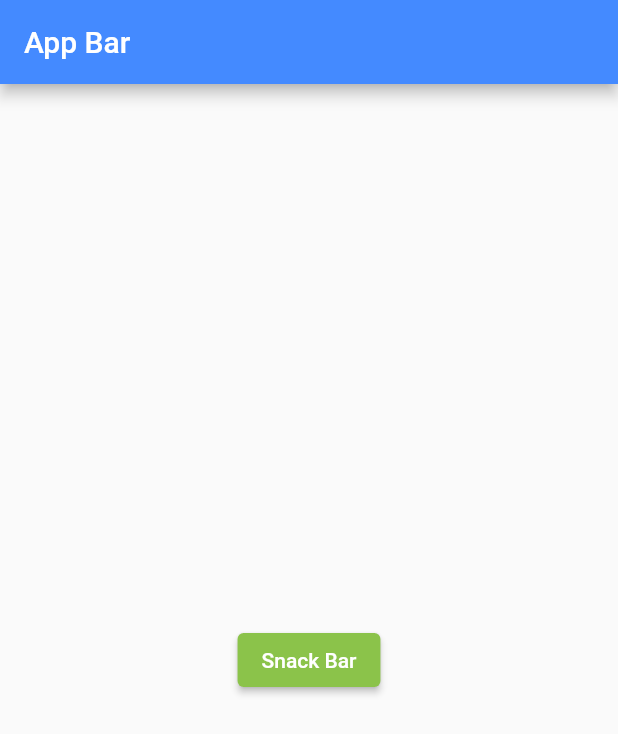
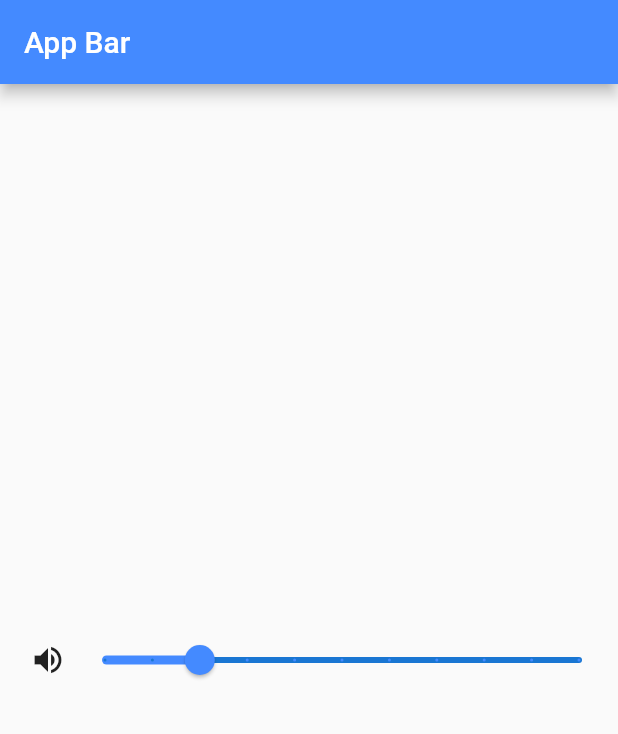
Before and after one commit to franGaraventa/flutterCourse, a Flutter app: the screen it shows after launch, on a phone screen of 412 x 824 dp. Shown: the top 734 px of the screen. Run offline on Flutter 3.47's test engine with Material 2 defaults, Android fonts, the phone set to English and light mode, and no system bars.

Commit message:
[22/30] Tooltip and Slider

```diff
--- a/lib/src/app.dart
+++ b/lib/src/app.dart
@@ -1,6 +1,6 @@
 import 'package:flutter/cupertino.dart';
 import 'package:flutter/material.dart';
-import 'package:flutter_course/src/widgets/snack_bar.dart';
+import 'package:flutter_course/src/widgets/slider_widget.dart';
 import 'package:flutter_course/utils/Strings.dart';
 
 class MyApp extends StatefulWidget {
@@ -19,7 +19,7 @@ class _MyAppState extends State<MyApp> {
           appBar: AppBar(
             title: Text(appBarTitle),
           ),
-          body: SnackBarWidget(snackBarDuration: 1,)),
+          body: SliderWidget()),
     );
   }
 }
--- /dev/null
+++ b/lib/src/widgets/slider_widget.dart
@@ -0,0 +1,39 @@
+import 'package:flutter/cupertino.dart';
+import 'package:flutter/material.dart';
+
+class SliderWidget extends StatefulWidget {
+  @override
+  State<StatefulWidget> createState() => _SliderWidgetState();
+}
+
+class _SliderWidgetState extends State<SliderWidget> {
+  double _initialValue = 20;
+
+  @override
+  Widget build(BuildContext context) {
+    return Container(
+      child: Row(
+        mainAxisAlignment: MainAxisAlignment.center,
+        children: [
+          Padding(
+            padding: EdgeInsets.only(left: 20),
+            child: Icon(Icons.volume_up),
+          ),
+          Expanded(
+              child: Slider(
+            value: _initialValue,
+            max: 100,
+            min: 0,
+            divisions: 10,
+            activeColor: Colors.blueAccent,
+            inactiveColor: Colors.blue.shade700,
+            onChanged: (double value) {
+              setState(() => _initialValue = value);
+            },
+            label: _initialValue.round().toString(),
+          ))
+        ],
+      ),
+    );
+  }
+}
```
Also changed, not shown: lib/src/widgets/tooltip_widget.dart (added, +29 -0 lines), 1 other file.
